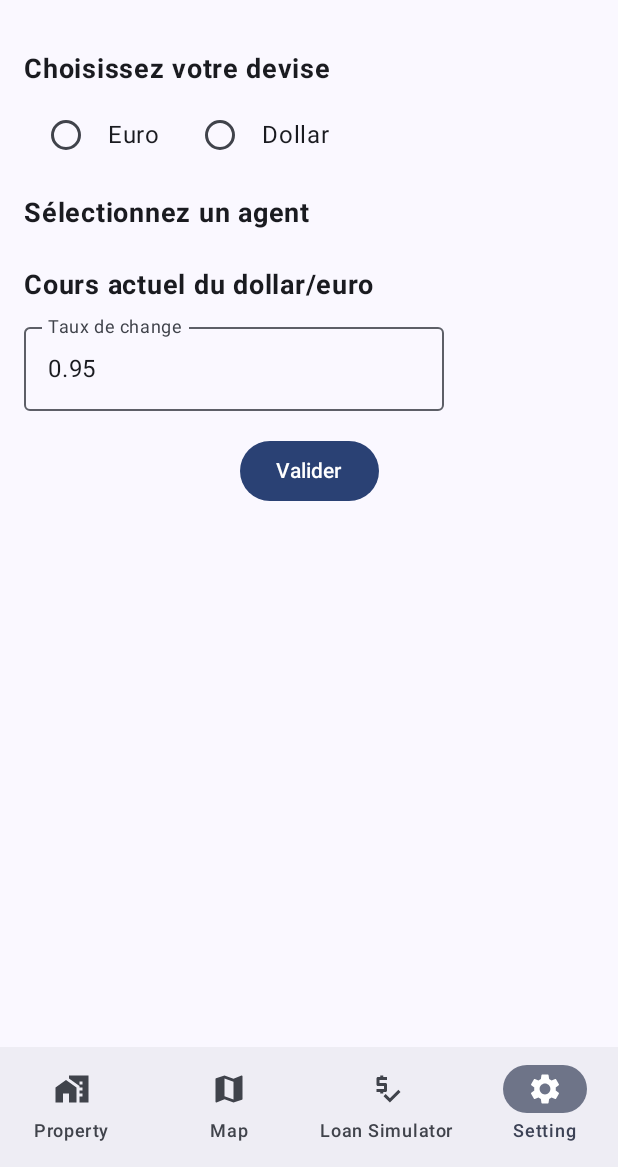
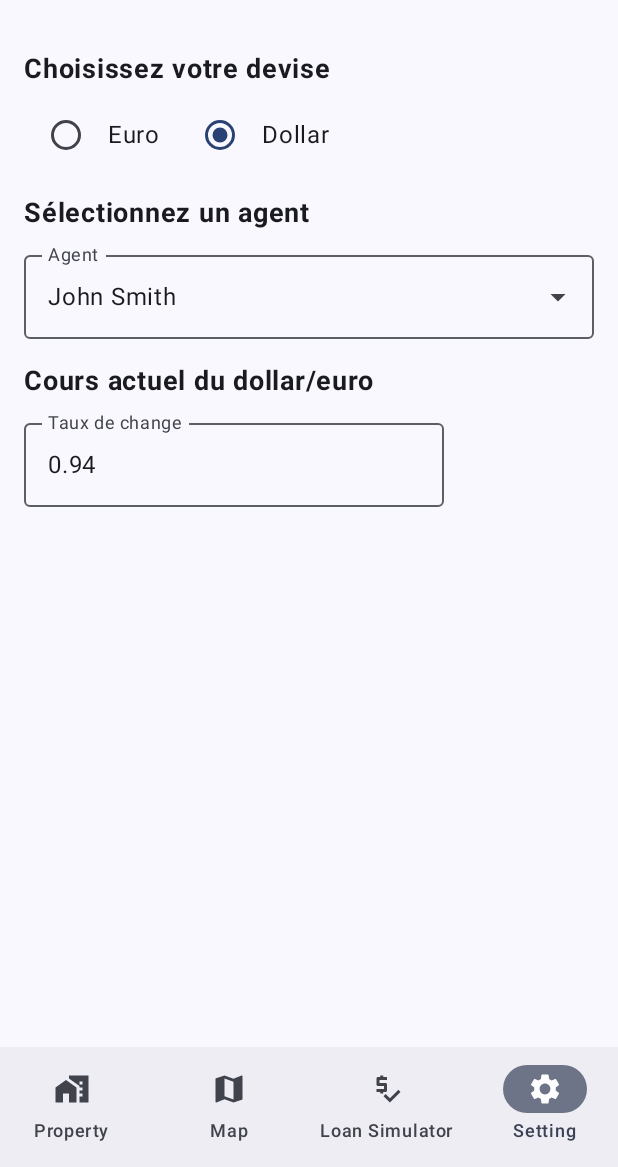
Before and after one commit to Xaice01/RealEstateManager, an Android app built with Jetpack Compose: the SettingScreen screen opened through its navigation route, on a phone screen of 412 x 824 dp, the part 69-1236 px from its top. Run offline under Robolectric (Android 15) with nearby library versions, the phone set to English and light mode, and no system bars; our stand-ins replace Dagger/Hilt's generated code, Room's generated code, window size class.

Commit message:
modified Setting for correct bug updated price and display price

```diff
--- a/app/src/main/java/com/xavier_carpentier/realestatemanager/domain/property/GetAllPropertyFilterAsFlowUseCase.kt
+++ b/app/src/main/java/com/xavier_carpentier/realestatemanager/domain/property/GetAllPropertyFilterAsFlowUseCase.kt
@@ -51,7 +51,15 @@
                    getAllPropertyAsFlowUseCase().map { result ->
                        when (result) {
                            is GetOnPropertyUseCaseResult.Empty -> GetOnPropertyFilterUseCaseResult.Empty
-                           is GetOnPropertyUseCaseResult.Success -> GetOnPropertyFilterUseCaseResult.Success(result.listProperty)
+                           is GetOnPropertyUseCaseResult.Success -> GetOnPropertyFilterUseCaseResult.Success(
+                               result.listProperty.map{
+                                   property -> PropertyWithPictureDomain(
+                                   property.propertyDomain.copy(
+                                       price = conversePrice.conversePriceToUi(property.propertyDomain.price)),
+                                       property.pictureDomains
+                                   )
+                               }
+                           )
                        }
                    }
                }
--- a/app/src/main/java/com/xavier_carpentier/realestatemanager/ui/compose/setting/SettingScreen.kt
+++ b/app/src/main/java/com/xavier_carpentier/realestatemanager/ui/compose/setting/SettingScreen.kt
@@ -7,16 +7,12 @@
 import androidx.compose.foundation.layout.padding
 import androidx.compose.foundation.layout.width
 import androidx.compose.foundation.text.KeyboardOptions
-import androidx.compose.material3.Button
 import androidx.compose.material3.OutlinedTextField
 import androidx.compose.material3.RadioButton
 import androidx.compose.material3.Text
 import androidx.compose.runtime.Composable
 import androidx.compose.runtime.collectAsState
 import androidx.compose.runtime.getValue
-import androidx.compose.runtime.mutableStateOf
-import androidx.compose.runtime.remember
-import androidx.compose.runtime.setValue
 import androidx.compose.ui.Alignment
 import androidx.compose.ui.Modifier
 import androidx.compose.ui.text.font.FontWeight
@@ -33,7 +29,7 @@
     val currentAgent by viewModel.currentAgent.collectAsState(initial = null)
     val selectedCurrencyUi by viewModel.selectedCurrency.collectAsState(initial = null)
     val currentDollarRate by viewModel.currentDollarRate.collectAsState(initial = null)
-    val agents by viewModel.agents.collectAsState(initial = emptyList())
+    val agents by viewModel.agentsStateFlow.collectAsState()
     Column(
         modifier = Modifier
             .fillMaxSize()
@@ -47,13 +43,14 @@
             modifier = Modifier.padding(bottom = 8.dp)
         )
 
-        var selectedCurrency by remember { mutableStateOf(selectedCurrencyUi) }
         Row(
             verticalAlignment = Alignment.CenterVertically
         ) {
             RadioButton(
-                selected = selectedCurrency?.displayName == "Euro",
-                onClick = { selectedCurrency = CurrencyUi(displayName = "Dollar", symbol = "$") },
+                selected = selectedCurrencyUi?.displayName == "Euro",
+                onClick = {
+                    viewModel.updateCurrency(CurrencyUi(displayName = "Euro", symbol = "€"))
+                    },
                 modifier = Modifier.padding(start = 4.dp)
             )
             Text("Euro", modifier = Modifier.padding(start = 4.dp))
@@ -61,7 +58,7 @@
             Spacer(modifier = Modifier.width(16.dp))
 
             RadioButton(
-                selected = selectedCurrency?.displayName == "Dollar",
+                selected = selectedCurrencyUi?.displayName == "Dollar",
                 onClick = { viewModel.updateCurrency(CurrencyUi(displayName = "Dollar", symbol = "$")) }
             )
             Text("Dollar", modifier = Modifier.padding(start = 4.dp))
@@ -75,9 +72,7 @@
         )
 
         // Spinner
-        var selectedAgent by remember { mutableStateOf(currentAgent) }
-
-        selectedAgent?.let { Spinner(nameList = "Agent", list = agents , preselected = it, onSelectionChanged = { agent -> selectedAgent=agent} ) }
+        currentAgent?.let { Spinner(nameList = "Agent", list = agents , preselected = it, onSelectionChanged = { agent -> viewModel.updateAgent(agent)} ) }
 
 
         Text(
@@ -87,25 +82,12 @@
             modifier = Modifier.padding(top = 16.dp, bottom = 8.dp)
         )
 
-        var dollarRate by remember { mutableStateOf(currentDollarRate?.toString() ?: "0.95") }
         OutlinedTextField(
-            value = dollarRate,
-            onValueChange = { dollarRate = it },
+            value = currentDollarRate.toString(),
+            onValueChange = { viewModel.updateDollarRate(it.toFloat()) },
             label = { Text("Taux de change") },
             keyboardOptions = KeyboardOptions(keyboardType = KeyboardType.Number)
         )
 
-        Button(
-            onClick = {
-                viewModel.updateDollarRate(dollarRate.toFloat())
-                selectedCurrency?.let { viewModel.updateCurrency(it) }
-                selectedAgent?.let { viewModel.updateAgent(it) }
-                      },
-            modifier = Modifier
-                .align(Alignment.CenterHorizontally)
-                .padding(top = 16.dp)
-        ) {
-            Text("Valider")
-        }
     }
 }
--- a/app/src/main/java/com/xavier_carpentier/realestatemanager/ui/listProperty/ListPropertyViewModel.kt
+++ b/app/src/main/java/com/xavier_carpentier/realestatemanager/ui/listProperty/ListPropertyViewModel.kt
@@ -11,9 +11,11 @@
 import com.xavier_carpentier.realestatemanager.ui.mapper.PropertyWithPictureUiMapper
 import com.xavier_carpentier.realestatemanager.ui.model.CurrencyUi
 import dagger.hilt.android.lifecycle.HiltViewModel
+import kotlinx.coroutines.ExperimentalCoroutinesApi
 import kotlinx.coroutines.flow.SharingStarted
 import kotlinx.coroutines.flow.StateFlow
 import kotlinx.coroutines.flow.combine
+import kotlinx.coroutines.flow.flatMapLatest
 import kotlinx.coroutines.flow.map
 import kotlinx.coroutines.flow.stateIn
 import javax.inject.Inject
@@ -30,8 +32,13 @@
         .map { it?.let { currencyMapper.mapToUi(it) } }
         .stateIn(viewModelScope, SharingStarted.WhileSubscribed(5000), null)
 
+    @OptIn(ExperimentalCoroutinesApi::class)
+    private val propertiesFlow = selectedCurrency.flatMapLatest {
+        getAllPropertyFilterAsFlowUseCase.invoke()
+    }
+
     val uiState: StateFlow<ListPropertyUIState> = combine(
-        getAllPropertyFilterAsFlowUseCase.invoke(),
+        propertiesFlow,
         selectedCurrency
     ) { result, currency ->
         when (result) {
--- a/app/src/main/java/com/xavier_carpentier/realestatemanager/ui/setting/SettingViewModel.kt
+++ b/app/src/main/java/com/xavier_carpentier/realestatemanager/ui/setting/SettingViewModel.kt
@@ -14,9 +14,9 @@
 import com.xavier_carpentier.realestatemanager.ui.model.AgentUi
 import com.xavier_carpentier.realestatemanager.ui.model.CurrencyUi
 import dagger.hilt.android.lifecycle.HiltViewModel
+import kotlinx.coroutines.flow.MutableStateFlow
 import kotlinx.coroutines.flow.SharingStarted
 import kotlinx.coroutines.flow.StateFlow
-import kotlinx.coroutines.flow.flow
 import kotlinx.coroutines.flow.map
 import kotlinx.coroutines.flow.stateIn
 import javax.inject.Inject
@@ -43,14 +43,9 @@
             initialValue = null
         )
 
+    val agents: List<AgentUi> = getAgentsUseCase().map { agentDomainToUiMapper.mapToUi(it) }
     // Expose list of agents
-    val agents: StateFlow<List<AgentUi>> = flow {
-        emit(getAgentsUseCase().map { agentDomainToUiMapper.mapToUi(it) })
-    }.stateIn(
-        scope = viewModelScope,
-        started = SharingStarted.WhileSubscribed(5000),
-        initialValue = emptyList()
-    )
+    val agentsStateFlow: StateFlow<List<AgentUi>> = MutableStateFlow(agents)
 
     // Expose selected currency as StateFlow
     val selectedCurrency: StateFlow<CurrencyUi?> = getSelectedCurrencyUseCase()
```
